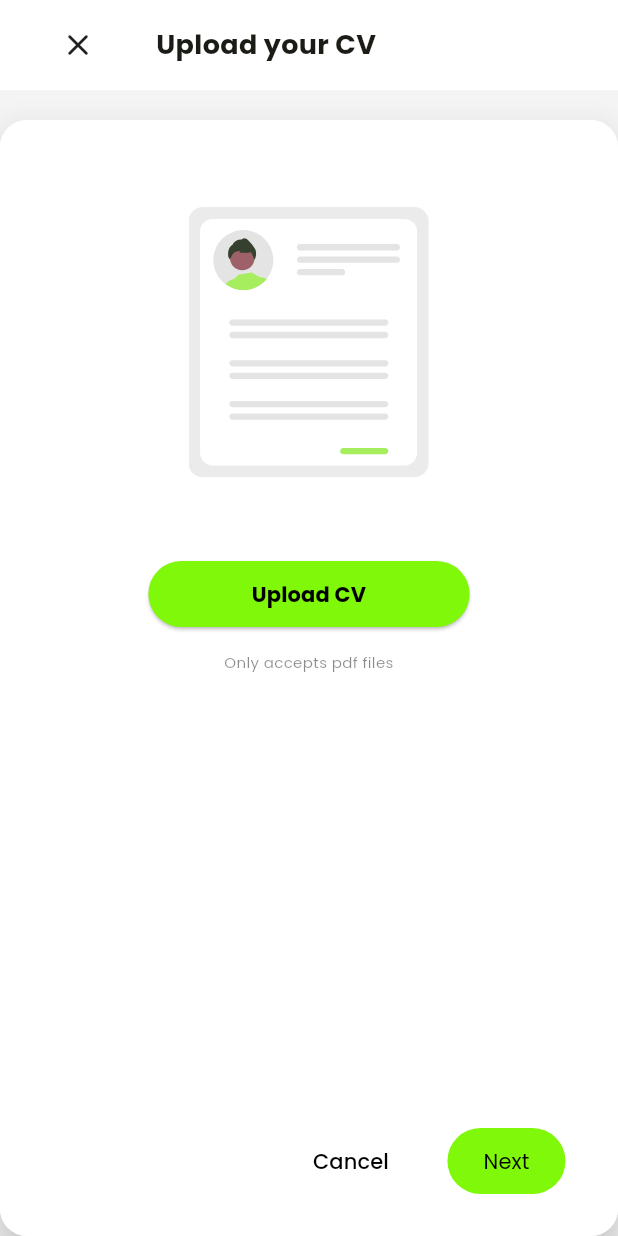
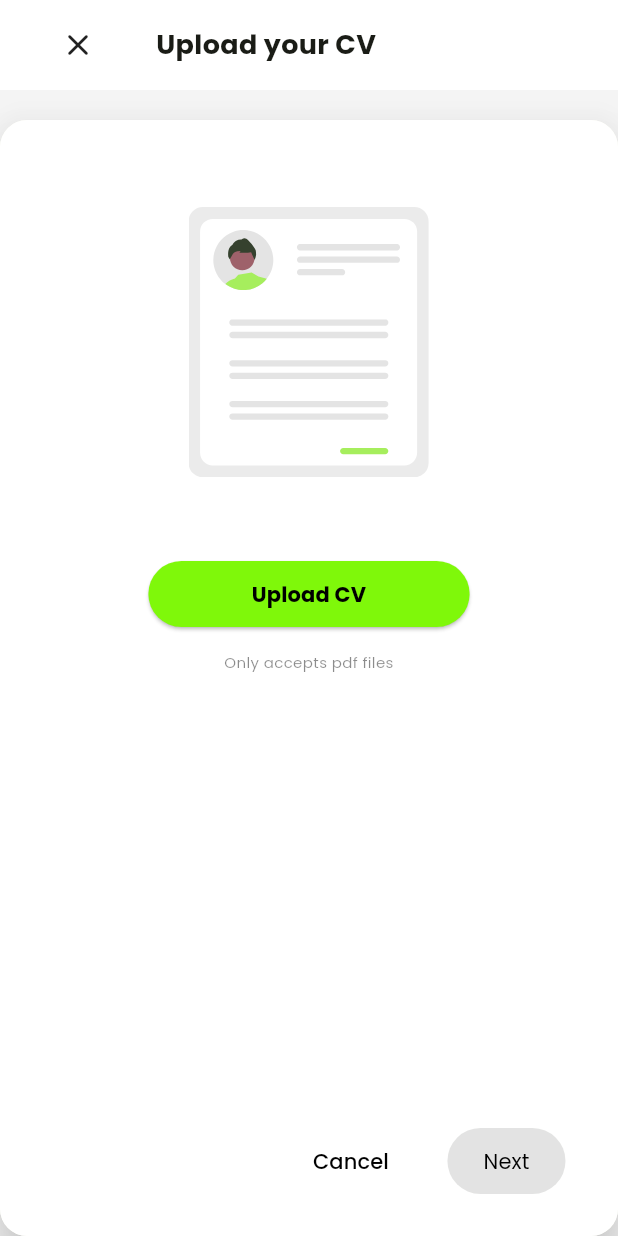
Before and after one commit to ziadhassan7/amam_job_seeker, a Flutter app: the ResumePage screen opened directly, after a tap on "Upload CV", on a phone screen of 412 x 824 dp. Run offline on Flutter 3.47's test engine with Material 2 defaults, Android fonts, the phone set to English and light mode, and no system bars; our stand-ins replace cloud_firestore, dio, file_picker, firebase_auth, firebase_core, firebase_database and 4 more; accounts and stored records are empty; generated files the repository leaves out were written again.

Commit message:
polish ui

```diff
--- a/lib/core/firebase/real_time/database_client.dart
+++ b/lib/core/firebase/real_time/database_client.dart
@@ -14,14 +14,14 @@ class DatabaseClient {
 
 
   //add
-  static add(Map data, {String? dataPath}){
+  static add(Object data, {String? dataPath}){
     DatabaseReference ref = _database.ref(dataPath);
 
     ref.set(data);
   }
 
   //update
-  static update(Map<String, dynamic> data, {String? dataPath}){
+  static update(Map<String, Object> data, {String? dataPath}){
     DatabaseReference ref = _database.ref(dataPath);
 
     ref.update(data);
@@ -41,7 +41,7 @@ class DatabaseClient {
     return data;
   }
 
-  static Object? getOnce({String? dataPath}) async {
+  static Future<Object?> getOnce({String? dataPath}) async {
     DatabaseReference ref = _database.ref(dataPath);
 
     final event = await ref.once(DatabaseEventType.value);
--- a/lib/futures/app_common_widgets/custom_button.dart
+++ b/lib/futures/app_common_widgets/custom_button.dart
@@ -30,8 +30,7 @@ class CustomButton extends StatelessWidget {
       padding: CustomPadding(horizontal: 15, vertical: isBig ? 14:8),
 
       child: ElevatedButton(
-        style: style ?? ButtonStyle(backgroundColor: MaterialStateProperty.all(
-                    backgroundColor)),
+        style: getStyle(),
 
         onPressed: onPressed,
 
@@ -48,4 +47,15 @@ class CustomButton extends StatelessWidget {
       ),
     );
   }
+
+
+  getStyle(){
+    if(onPressed != null){
+      return style ?? ButtonStyle(backgroundColor: MaterialStateProperty.all(
+          backgroundColor));
+
+    } else {
+      return style;
+    }
+  }
 }
--- a/lib/futures/resume/data/repository/resume_firebase_crud.dart
+++ b/lib/futures/resume/data/repository/resume_firebase_crud.dart
@@ -12,12 +12,12 @@ class ResumeFirebaseCrud {
 
     const profileCollection = firebase_collection_profile;
 
-    final UploadTask? uploadTask = _firebaseStorageClient.uploadFile(
+    final TaskSnapshot? uploadTask = await _firebaseStorageClient.uploadFile(
         file, filePath: "$profileCollection/$userId/cv");
 
 
     if(uploadTask != null) {
-      return uploadTask.snapshot.ref;
+      return uploadTask.ref;
     }
 
     return null;
--- a/lib/futures/resume/presentation/pages/resume_page.dart
+++ b/lib/futures/resume/presentation/pages/resume_page.dart
@@ -1,8 +1,7 @@
-import 'package:amam_job_seeker_assessment/core/app_router.dart';
 import 'package:amam_job_seeker_assessment/core/styles/adaptive_container.dart';
 import 'package:amam_job_seeker_assessment/futures/app_common_widgets/text_view.dart';
-import 'package:amam_job_seeker_assessment/futures/home/presentation/pages/home_page.dart';
-import 'package:amam_job_seeker_assessment/futures/resume/presentation/manager/state_manager/upload_loading_provider.dart';
+import 'package:amam_job_seeker_assessment/futures/resume/presentation/manager/controller/upload_status_controller.dart';
+import 'package:amam_job_seeker_assessment/futures/resume/presentation/widgets/bottom_navigation_buttons.dart';
 import 'package:amam_job_seeker_assessment/futures/resume/presentation/widgets/error_status_message.dart';
 import 'package:amam_job_seeker_assessment/futures/resume/presentation/widgets/loading_widget.dart';
 import 'package:flutter/material.dart';
@@ -11,7 +10,6 @@ import 'package:flutter_svg/flutter_svg.dart';
 import '../../../../core/styles/adaptive_app_bar.dart';
 import '../../../app_common_widgets/custom_button.dart';
 import '../manager/controller/resume_controller.dart';
-import '../manager/state_manager/upload_failed_provider.dart';
 
 class ResumePage extends ConsumerWidget {
   const ResumePage({super.key, this.isChange = false});
@@ -52,14 +50,9 @@ class ResumePage extends ConsumerWidget {
                       label: "Upload CV",
                       onPressed: () async {
                         //close old error messages
-                        resetErrorMessage(ref);
+                        UploadStatusController.resetErrorMessage(ref);
 
-                        //start loading
-                        triggerLoading(ref);
-
-                        await ResumeController(ref).pickFileAndUploadCv().
-                          //if task is finished close loading widget
-                          then((value) => finishLoading(ref));
+                        await ResumeController(ref).pickFileAndUploadCv();
                       },
                     ),
 
@@ -78,29 +71,7 @@ class ResumePage extends ConsumerWidget {
               ),
             ),
 
-            Row(
-              children: [
-                const Spacer(),
-
-                TextButton(
-                    onPressed: (){
-                      AppRouter.navigateTo(context, const HomePage());
-                    },
-
-                    child: TextButton(
-                      child: const TextView("Cancel", color: Colors.black,),
-                      onPressed: () {
-                        resetErrorMessage(ref);
-                        Navigator.pop(context);
-                      },
-                    )),
-
-                const CustomButton(
-                  label: "Next",
-                  onPressed: null,
-                )
-              ],
-            )
+            const BottomNavigationButtons(),
           ],
         ),
       ),
@@ -111,17 +82,4 @@ class ResumePage extends ConsumerWidget {
   alignmentSpace() => const SizedBox(height: 40,);
   smallAlignmentSpace() => const SizedBox(height: 20,);
 
-
-  //Functions
-  void resetErrorMessage(WidgetRef ref){
-    ref.read(uploadFailedProvider.notifier).hide();
-  }
-
-  void triggerLoading(WidgetRef ref){
-    ref.read(uploadLoadingProvider.notifier).loading();
-  }
-
-  void finishLoading(WidgetRef ref){
-    ref.read(uploadLoadingProvider.notifier).done();
-  }
 }
--- /dev/null
+++ b/lib/futures/resume/presentation/widgets/bottom_navigation_buttons.dart
@@ -0,0 +1,47 @@
+import 'package:amam_job_seeker_assessment/futures/profile/presentation/pages/profile_page.dart';
+import 'package:amam_job_seeker_assessment/futures/resume/presentation/manager/state_manager/upload_success_provider.dart';
+import 'package:flutter/material.dart';
+import 'package:flutter_riverpod/flutter_riverpod.dart';
+import '../../../../core/app_router.dart';
+import '../../../app_common_widgets/custom_button.dart';
+import '../../../app_common_widgets/text_view.dart';
+import '../../../home/presentation/pages/home_page.dart';
+import '../manager/controller/upload_status_controller.dart';
+
+class BottomNavigationButtons extends ConsumerWidget {
+  const BottomNavigationButtons({super.key});
+
+  @override
+  Widget build(BuildContext context, WidgetRef ref) {
+
+    final isSuccess = ref.watch(uploadSuccessProvider);
+
+    return Row(
+      children: [
+        const Spacer(),
+
+        TextButton(
+            onPressed: (){
+              AppRouter.navigateTo(context, const HomePage());
+            },
+
+            child: TextButton(
+              child: const TextView("Cancel", color: Colors.black,),
+              onPressed: () {
+                UploadStatusController.resetErrorMessage(ref);
+                Navigator.pop(context);
+              },
+            )),
+
+        CustomButton(
+          label: "Next",
+          onPressed: isSuccess? ()=> nextFunction(context,) : null,
+        )
+      ],
+    );
+  }
+
+  void nextFunction(BuildContext context){
+    AppRouter.navigateTo(context, const ProfilePage());
+  }
+}
```
Also changed, not shown: lib/futures/profile/presentation/pages/profile_page.dart (+40 -39 lines), lib/futures/profile/presentation/views/no_data_view.dart (added, +11 -0 lines), lib/futures/profile/presentation/views/user_info_view.dart (added, +59 -0 lines).
